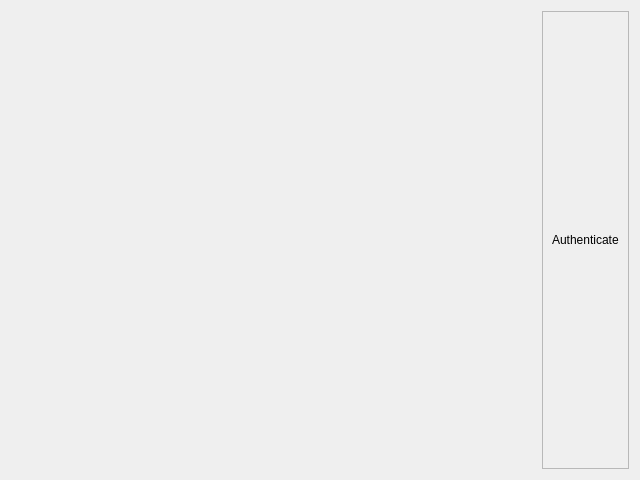
devforgely/MFA-Simulator, file src/views/authenticate_view.ui: the form before one commit.
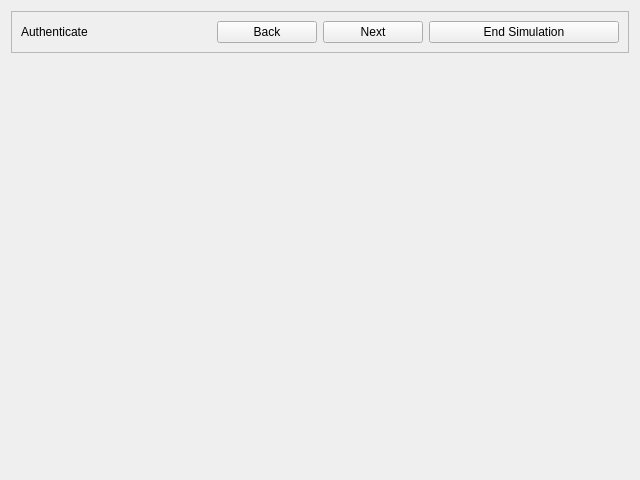
The form after the commit.

```diff
--- a/src/views/authenticate_view.ui
+++ b/src/views/authenticate_view.ui
@@ -13,10 +13,7 @@
   <property name="windowTitle">
    <string>Form</string>
   </property>
-  <layout class="QHBoxLayout" name="horizontalLayout">
-   <item>
-    <widget class="QStackedWidget" name="stackedWidget"/>
-   </item>
+  <layout class="QVBoxLayout" name="verticalLayout_2">
    <item>
     <widget class="QFrame" name="frame">
      <property name="minimumSize">
@@ -31,7 +28,7 @@
      <property name="frameShadow">
       <enum>QFrame::Raised</enum>
      </property>
-     <layout class="QVBoxLayout" name="verticalLayout">
+     <layout class="QHBoxLayout" name="horizontalLayout">
       <item>
        <widget class="QLabel" name="label">
         <property name="text">
@@ -39,9 +36,51 @@
         </property>
        </widget>
       </item>
+      <item>
+       <widget class="QPushButton" name="back_btn">
+        <property name="maximumSize">
+         <size>
+          <width>100</width>
+          <height>16777215</height>
+         </size>
+        </property>
+        <property name="text">
+         <string>Back</string>
+        </property>
+       </widget>
+      </item>
+      <item>
+       <widget class="QPushButton" name="next_btn">
+        <property name="maximumSize">
+         <size>
+          <width>100</width>
+          <height>16777215</height>
+         </size>
+        </property>
+        <property name="text">
+         <string>Next</string>
+        </property>
+       </widget>
+      </item>
+      <item>
+       <widget class="QPushButton" name="end_btn">
+        <property name="maximumSize">
+         <size>
+          <width>200</width>
+          <height>16777215</height>
+         </size>
+        </property>
+        <property name="text">
+         <string>End Simulation</string>
+        </property>
+       </widget>
+      </item>
      </layout>
     </widget>
    </item>
+   <item>
+    <widget class="QStackedWidget" name="stackedWidget"/>
+   </item>
   </layout>
  </widget>
  <resources/>
```
